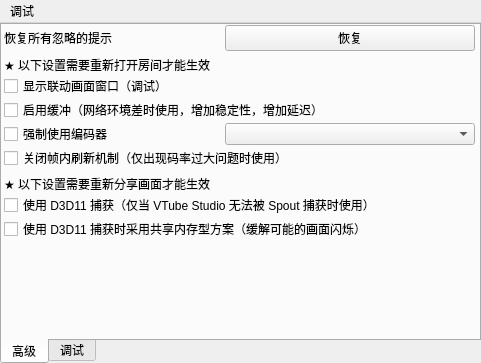
Old version of the form ui/windows/settingwindow.ui in the repository reitovo/vlink-client.
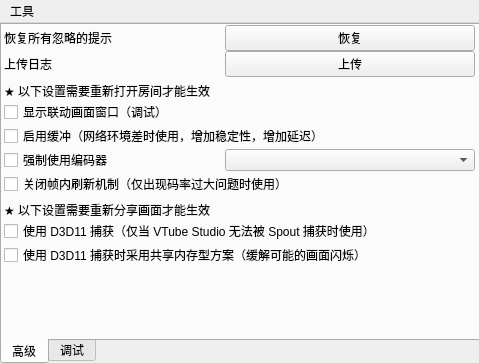
New version of the form.

Commit message: 问题修复

What changed in the file:
```diff
--- a/ui/windows/settingwindow.ui
+++ b/ui/windows/settingwindow.ui
@@ -9,7 +9,7 @@
    <rect>
     <x>0</x>
     <y>0</y>
-    <width>481</width>
+    <width>479</width>
     <height>363</height>
    </rect>
   </property>
@@ -115,6 +115,61 @@
          </item>
         </layout>
        </item>
+       <item>
+        <layout class="QHBoxLayout" name="horizontalLayout_3">
+         <item>
+          <widget class="QLabel" name="label_3">
+           <property name="font">
+            <font>
+             <family>Microsoft YaHei UI</family>
+             <bold>false</bold>
+            </font>
+           </property>
+           <property name="text">
+            <string>上传日志</string>
+           </property>
+          </widget>
+         </item>
+         <item>
+          <spacer name="horizontalSpacer_4">
+           <property name="orientation">
+            <enum>Qt::Horizontal</enum>
+           </property>
+           <property name="sizeHint" stdset="0">
+            <size>
+             <width>40</width>
+             <height>20</height>
+            </size>
+           </property>
+          </spacer>
+         </item>
+         <item>
+          <widget class="QPushButton" name="buttonSendLog">
+           <property name="sizePolicy">
+            <sizepolicy hsizetype="Preferred" vsizetype="Fixed">
+             <horstretch>0</horstretch>
+             <verstretch>0</verstretch>
+            </sizepolicy>
+           </property>
+           <property name="minimumSize">
+            <size>
+             <width>250</width>
+             <height>0</height>
+            </size>
+           </property>
+           <property name="font">
+            <font>
+             <family>Microsoft YaHei UI</family>
+             <bold>false</bold>
+            </font>
+           </property>
+           <property name="text">
+            <string>上传</string>
+           </property>
+          </widget>
+         </item>
+        </layout>
+       </item>
        <item>
         <spacer name="verticalSpacer_2">
          <property name="orientation">
@@ -337,7 +392,7 @@
     <rect>
      <x>0</x>
      <y>0</y>
-     <width>481</width>
+     <width>479</width>
      <height>22</height>
     </rect>
    </property>
@@ -354,7 +409,7 @@
      </font>
     </property>
     <property name="title">
-     <string>调试</string>
+     <string>工具</string>
     </property>
     <addaction name="actionSendLog"/>
     <addaction name="actionCrash"/>
```
Left out of the diff: 6 changed lines with no effect on the pictures. The commit also changes 1 other file.
